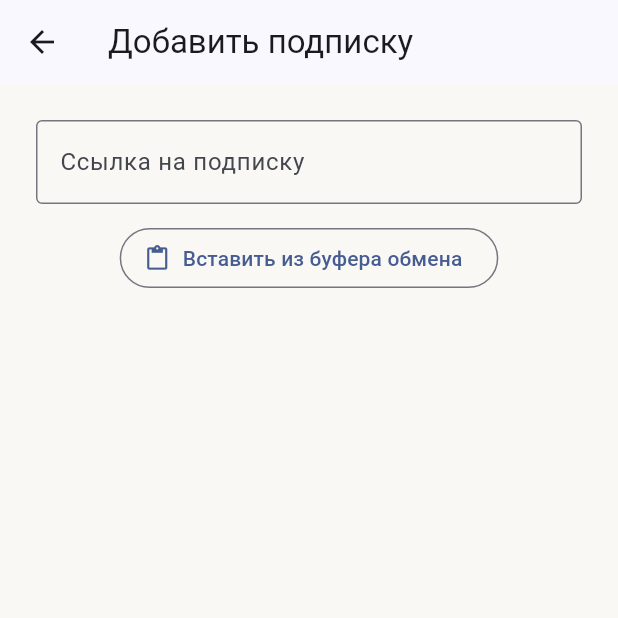
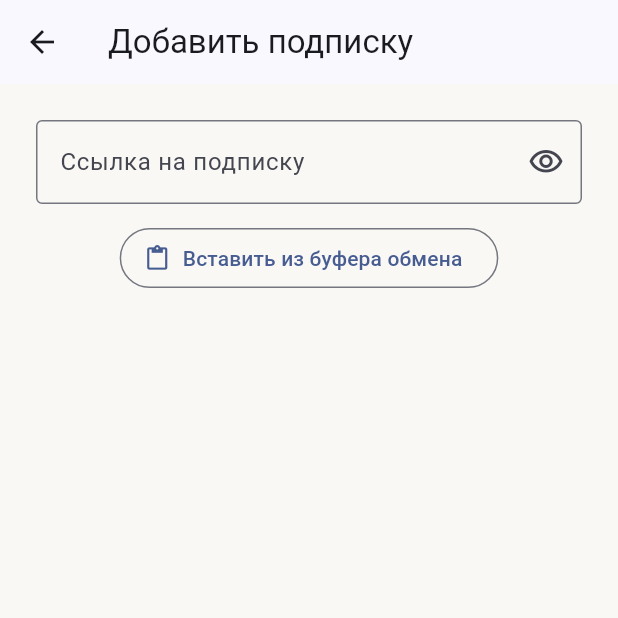
Before and after one commit to Frtertaer/milkyvpn, a Flutter app: the HomeScreen screen opened directly, after a tap on "Подписка не добавлена", on a phone screen of 412 x 824 dp, the top half of it. Run offline on Flutter 3.47's test engine with Material 3 defaults, Android fonts, the phone set to English and light mode, and no system bars; our stand-ins replace flutter_secure_storage, shared_preferences; accounts and stored records are empty.

Commit message:
Fix main-flow UX papercuts: truthful status/messages, server name, import reveal
- Home no longer shows 'Подключение…' while disconnecting; distinct 'Отключение…' label
- Refresh and check-update now report 'Подписка обновлена' instead of the
  misleading 'Подписка добавлена'
- Home shows the connected server remark while a tunnel is up
- The 1s session-duration timer only rebuilds while connected
- Import link field gets show/hide toggle to verify pasted subscription links
- Widget tests cover the new states, server display, and reveal toggle

Co-authored-by: lord What would you like <bulat2015sardek@gmail.com>

```diff
--- a/lib/app/app_settings.dart
+++ b/lib/app/app_settings.dart
@@ -59,12 +59,16 @@ class S {
   String get noSubscriptionYet => t('У меня пока нет подписки', "I don't have a subscription yet");
   String get pasteFromClipboard => t('Вставить из буфера обмена', 'Paste from clipboard');
   String get subscriptionUrlHint => t('Ссылка на подписку', 'Subscription link');
+  String get showLink => t('Показать ссылку', 'Show link');
+  String get hideLink => t('Скрыть ссылку', 'Hide link');
   String get import => t('Импортировать', 'Import');
   String get importOk => t('Подписка добавлена', 'Subscription added');
   String get urlNotAllowed => t('Допустимы только ссылки вида https://sub.milky.homes/s/…', 'Only https://sub.milky.homes/s/… links are accepted');
   String get notConnected => t('Не подключено', 'Not connected');
   String get connecting => t('Подключение…', 'Connecting…');
+  String get disconnecting => t('Отключение…', 'Disconnecting…');
   String get connected => t('Подключено', 'Connected');
+  String get server => t('Сервер', 'Server');
   String get connect => t('Подключить', 'Connect');
   String get disconnect => t('Отключить', 'Disconnect');
   String get auto => t('Авто', 'Auto');
@@ -78,6 +82,7 @@ class S {
   String get expires => t('Дата окончания', 'Expires');
   String get serversCount => t('Количество доступных серверов', 'Available servers');
   String get refreshSubscription => t('Обновить подписку', 'Refresh subscription');
+  String get updated => t('Подписка обновлена', 'Subscription updated');
   String get removeSubscription => t('Удалить подписку', 'Remove subscription');
   String get removeConfirm => t('Удалить подписку с этого устройства? Вы сможете добавить её снова.', 'Remove the subscription from this device? You can add it again later.');
   String get cancel => t('Отмена', 'Cancel');
--- a/lib/main.dart
+++ b/lib/main.dart
@@ -244,7 +244,10 @@ class _HomeScreenState extends State<HomeScreen> {
   @override
   void initState() {
     super.initState();
-    _tick = Timer.periodic(const Duration(seconds: 1), (_) => setState(() {}));
+    // Only the session duration needs a periodic rebuild.
+    _tick = Timer.periodic(const Duration(seconds: 1), (_) {
+      if (mounted && context.read<VpnController>().isConnected) setState(() {});
+    });
   }
 
   @override
@@ -269,8 +272,11 @@ class _HomeScreenState extends State<HomeScreen> {
         stateColor = const Color(0xFF2E9E5B);
         break;
       case VpnState.connecting:
+        stateText = t.connecting;
+        stateColor = c.primary;
+        break;
       case VpnState.disconnecting:
-        stateText = t.connecting;
+        stateText = t.disconnecting;
         stateColor = c.primary;
         break;
       default:
@@ -307,6 +313,11 @@ class _HomeScreenState extends State<HomeScreen> {
               Text(stateText, key: const Key('state_text'), style: Theme.of(context).textTheme.displaySmall?.copyWith(fontWeight: FontWeight.w700, color: stateColor), textAlign: TextAlign.center),
               const SizedBox(height: 8),
               if (dur != null) Text(_fmt(dur), style: Theme.of(context).textTheme.titleMedium?.copyWith(color: c.onSurfaceVariant)),
+              if (vpn.isConnected && vpn.activeRemark != null)
+                Padding(
+                  padding: const EdgeInsets.only(top: 12),
+                  child: Text('${t.server}: ${vpn.activeRemark}', style: Theme.of(context).textTheme.titleSmall?.copyWith(color: c.onSurfaceVariant), textAlign: TextAlign.center),
+                ),
               if (vpn.isBusy) const Padding(padding: EdgeInsets.only(top: 12), child: SizedBox(width: 28, height: 28, child: CircularProgressIndicator(strokeWidth: 3))),
               if (err != null && err != 'cancelled')
                 Padding(padding: const EdgeInsets.only(top: 12), child: Text(t.errorText(err), style: TextStyle(color: c.error), textAlign: TextAlign.center)),
@@ -359,6 +370,7 @@ class ImportScreen extends StatefulWidget {
 class _ImportScreenState extends State<ImportScreen> {
   final _ctrl = TextEditingController();
   bool _busy = false;
+  bool _obscure = true;
   String? _err;
 
   Future<void> _paste() async {
@@ -400,10 +412,20 @@ class _ImportScreenState extends State<ImportScreen> {
             children: [
               TextField(
                 controller: _ctrl,
-                obscureText: true,
+                obscureText: _obscure,
                 enableSuggestions: false,
                 autocorrect: false,
-                decoration: InputDecoration(labelText: t.subscriptionUrlHint, hintText: 'https://sub.milky.homes/s/…', border: const OutlineInputBorder(), errorText: _err),
+                decoration: InputDecoration(
+                  labelText: t.subscriptionUrlHint,
+                  hintText: 'https://sub.milky.homes/s/…',
+                  border: const OutlineInputBorder(),
+                  errorText: _err,
+                  suffixIcon: IconButton(
+                    tooltip: _obscure ? t.showLink : t.hideLink,
+                    onPressed: () => setState(() => _obscure = !_obscure),
+                    icon: Icon(_obscure ? Icons.visibility_outlined : Icons.visibility_off_outlined),
+                  ),
+                ),
               ),
               const SizedBox(height: 12),
               OutlinedButton.icon(onPressed: _paste, icon: const Icon(Icons.paste), label: Text(t.pasteFromClipboard)),
@@ -483,7 +505,7 @@ class SubscriptionScreen extends StatelessWidget {
                 final msg = ScaffoldMessenger.of(context);
                 try {
                   await repo.refresh();
-                  msg.showSnackBar(SnackBar(content: Text(t.importOk)));
+                  msg.showSnackBar(SnackBar(content: Text(t.updated)));
                 } on SubscriptionFetchException catch (e) {
                   msg.showSnackBar(SnackBar(content: Text(t.errorText(e.errorClass))));
                 }
@@ -555,7 +577,7 @@ class SettingsScreen extends StatelessWidget {
               final msg = ScaffoldMessenger.of(context);
               try {
                 final r = await context.read<SubscriptionRepository>().refresh();
-                msg.showSnackBar(SnackBar(content: Text(r == null ? t.noSubscription : t.importOk)));
+                msg.showSnackBar(SnackBar(content: Text(r == null ? t.noSubscription : t.updated)));
               } on SubscriptionFetchException catch (e) {
                 msg.showSnackBar(SnackBar(content: Text(t.errorText(e.errorClass))));
               }
```
Also changed, not shown: .hoplite/settings.json (added), 1 other file.
